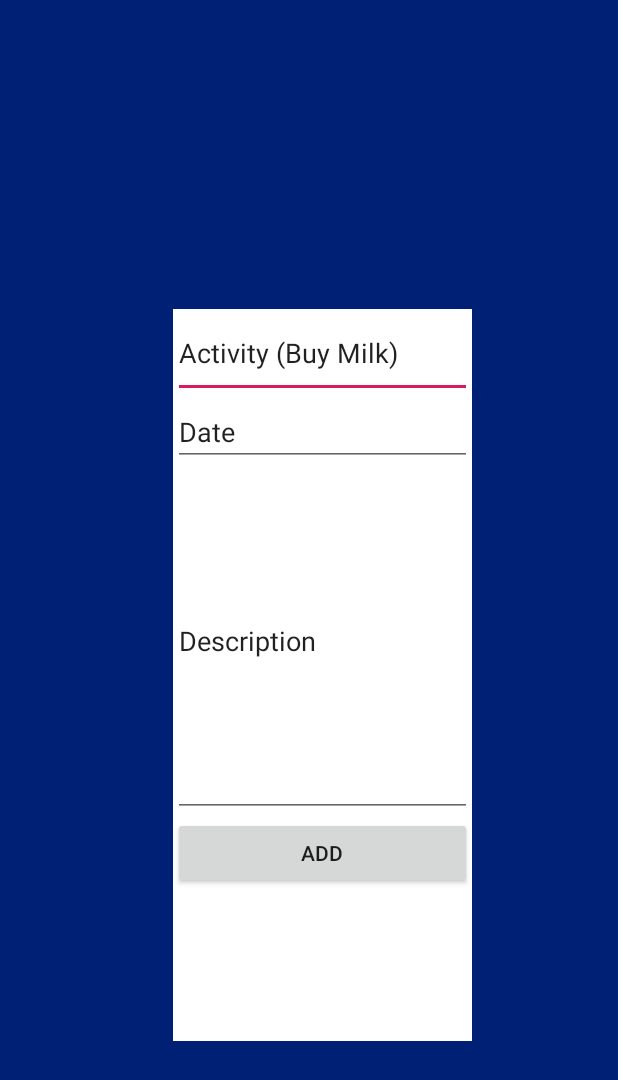
After one commit to dbatsky/Team3_ToDo, an Android app: the AddNewActivity screen opened directly, with no data from a screen before it, on a phone screen of 412 x 824 dp. The commit adds this screen. Shown: the top 1080 px of the screen. Run offline under Robolectric (Android 15) with nearby library versions, the phone set to English and light mode, and no system bars.

Commit message:
Feature: Add New ToDo

```diff
--- a/app/src/main/AndroidManifest.xml
+++ b/app/src/main/AndroidManifest.xml
@@ -9,6 +9,7 @@
         android:roundIcon="@mipmap/ic_launcher_round"
         android:supportsRtl="true"
         android:theme="@style/AppTheme">
+        <activity android:name=".AddNewActivity"></activity>
         <activity android:name=".MainActivity">
             <intent-filter>
                 <action android:name="android.intent.action.MAIN" />
--- /dev/null
+++ b/app/src/main/java/com/example/team3_todo/AddNewActivity.java
@@ -0,0 +1,58 @@
+package com.example.team3_todo;
+
+import androidx.appcompat.app.AppCompatActivity;
+
+import android.app.Activity;
+import android.content.Intent;
+import android.os.Bundle;
+import android.view.View;
+import android.widget.Button;
+import android.widget.EditText;
+import android.widget.Toast;
+
+import java.util.ArrayList;
+import java.util.Date;
+
+public class AddNewActivity extends AppCompatActivity {
+
+    String name, description, date;
+
+    EditText nameInput;
+    EditText descriptionInput;
+    EditText dateInput;
+
+    Button button;
+
+    @Override
+    protected void onCreate(Bundle savedInstanceState) {
+        super.onCreate(savedInstanceState);
+        setContentView(R.layout.activity_add_new);
+
+        nameInput = (EditText) findViewById(R.id.nameInput);
+        descriptionInput = (EditText) findViewById(R.id.descriptionInput);
+        dateInput = findViewById(R.id.dateInput);
+
+        button = (Button) findViewById(R.id.button);
+        button.setOnClickListener(new View.OnClickListener() {
+            @Override
+            public void onClick(View v) {
+                name = nameInput.getText().toString();
+                description = descriptionInput.getText().toString();
+                date = dateInput.getText().toString();
+
+                todos todo = new todos(name, date, description);
+                Intent returnIntent = new Intent();
+                returnIntent.putExtra("todo", todo);
+                setResult(Activity.RESULT_OK, returnIntent);
+
+
+                finish();
+            }
+        });
+
+    }
+
+    private void showToast(String text) {
+        Toast.makeText(AddNewActivity.this, text, Toast.LENGTH_LONG).show();
+    }
+}
--- a/app/src/main/java/com/example/team3_todo/todos.java
+++ b/app/src/main/java/com/example/team3_todo/todos.java
@@ -1,8 +1,10 @@
 package com.example.team3_todo;
 
-public class todos {
+import java.io.Serializable;
 
-    String title, date, description;
+public class todos implements Serializable {
+
+    private String title, date, description;
 
     public todos() {
     }
--- a/app/src/main/java/com/example/team3_todo/todosAdapter.java
+++ b/app/src/main/java/com/example/team3_todo/todosAdapter.java
@@ -9,9 +9,10 @@ import android.widget.TextView;
 import androidx.annotation.NonNull;
 import androidx.recyclerview.widget.RecyclerView;
 
+import java.io.Serializable;
 import java.util.ArrayList;
 
-public class todosAdapter extends RecyclerView.Adapter<todosAdapter.ToDoViewHolder> {
+public class todosAdapter extends RecyclerView.Adapter<todosAdapter.ToDoViewHolder> implements Serializable {
 
     Context context;
     ArrayList<todos> todos;
--- /dev/null
+++ b/app/src/main/res/layout/activity_add_new.xml
@@ -0,0 +1,54 @@
+<?xml version="1.0" encoding="utf-8"?>
+<RelativeLayout xmlns:android="http://schemas.android.com/apk/res/android"
+    xmlns:app="http://schemas.android.com/apk/res-auto"
+    xmlns:tools="http://schemas.android.com/tools"
+    android:layout_width="match_parent"
+    android:layout_height="match_parent"
+    android:background="@color/colorPrimaryDark"
+    tools:context=".AddNewActivity">
+
+    <LinearLayout
+        android:layout_width="199dp"
+        android:layout_height="395dp"
+        android:layout_alignParentTop="true"
+        android:layout_alignParentEnd="true"
+        android:layout_alignParentBottom="true"
+        android:layout_marginTop="206dp"
+        android:layout_marginEnd="97dp"
+        android:layout_marginBottom="130dp"
+        android:background="@android:color/white"
+        android:orientation="vertical">
+
+        <EditText
+            android:id="@+id/nameInput"
+            android:layout_width="match_parent"
+            android:layout_height="59dp"
+            android:ems="10"
+            android:inputType="textPersonName"
+            android:text="Activity (Buy Milk)" />
+
+        <EditText
+            android:id="@+id/dateInput"
+            android:layout_width="match_parent"
+            android:layout_height="wrap_content"
+            android:ems="10"
+            android:inputType="date"
+            android:text="Date" />
+
+        <EditText
+            android:id="@+id/descriptionInput"
+            android:layout_width="wrap_content"
+            android:layout_height="234dp"
+            android:ems="10"
+            android:inputType="textPersonName"
+            android:text="Description" />
+
+        <Button
+            android:id="@+id/button"
+            android:layout_width="match_parent"
+            android:layout_height="wrap_content"
+            android:text="ADD" />
+
+    </LinearLayout>
+
+</RelativeLayout>
```
Also changed, not shown: app/src/main/java/com/example/team3_todo/MainActivity.java (+44 -1 lines), app/src/main/res/layout/activity_main.xml (+6 -5 lines), app/src/main/res/layout/item_todo.xml (+6 -6 lines), 1 other file.
